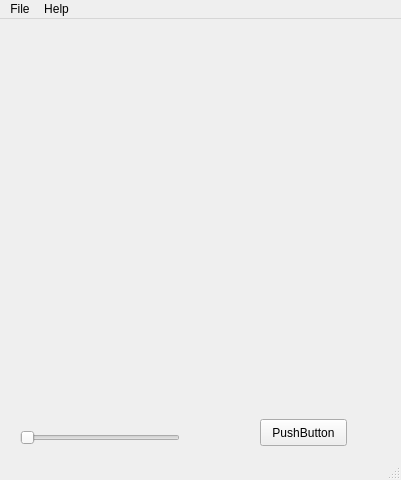
Qt form control_gui.ui (dapperfu/PyQt5Scratch) before a commit.
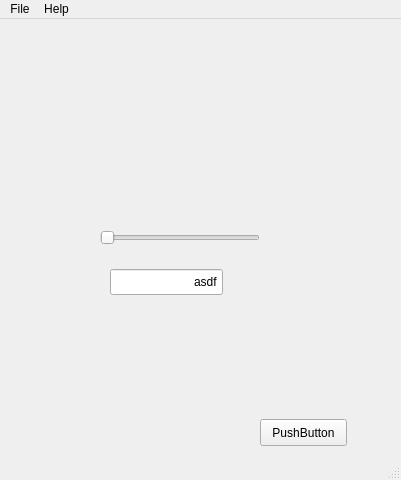
The same form after that commit.

Commit message: Git Auto Commit: Sun Dec 11 06:42:51 EST 2016

```diff
--- a/control_gui.ui
+++ b/control_gui.ui
@@ -30,8 +30,8 @@
    <widget class="QSlider" name="horizontalSlider">
     <property name="geometry">
      <rect>
-      <x>20</x>
-      <y>410</y>
+      <x>100</x>
+      <y>210</y>
       <width>160</width>
       <height>18</height>
      </rect>
@@ -50,6 +50,25 @@
      </rect>
     </property>
    </widget>
+   <widget class="QLineEdit" name="lineEdit">
+    <property name="geometry">
+     <rect>
+      <x>110</x>
+      <y>250</y>
+      <width>113</width>
+      <height>26</height>
+     </rect>
+    </property>
+    <property name="text">
+     <string>asdf</string>
+    </property>
+    <property name="alignment">
+     <set>Qt::AlignRight|Qt::AlignTrailing|Qt::AlignVCenter</set>
+    </property>
+    <property name="dragEnabled">
+     <bool>false</bool>
+    </property>
+   </widget>
   </widget>
   <widget class="QMenuBar" name="menubar">
    <property name="geometry">
```
Left out of the diff: 50 changed lines with no effect on the pictures. The commit also changes 1 other file.
